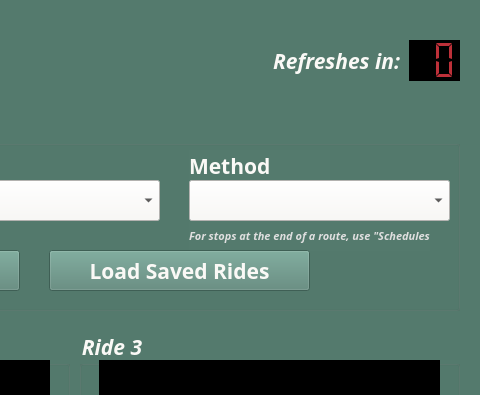
Old version of the form mbta_tracker.ui in the repository arbowl/mbta-stop-tracker; both pictures show x 721 to 1201 and y 0 to 395 of the 1201 by 529 pixel window.
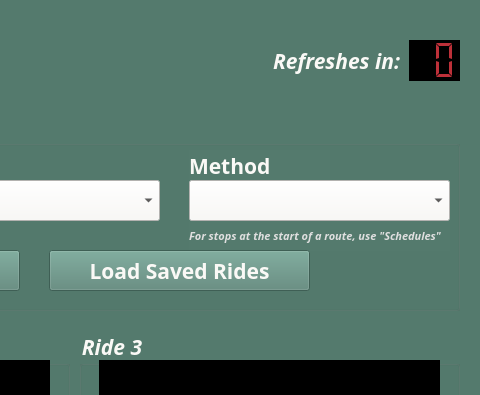
New version of the form.

The edit to the form file:
```diff
--- a/mbta_tracker.ui
+++ b/mbta_tracker.ui
@@ -640,7 +640,7 @@
      <rect>
       <x>890</x>
       <y>110</y>
-      <width>241</width>
+      <width>261</width>
       <height>31</height>
      </rect>
     </property>
@@ -657,7 +657,7 @@
      <string notr="true">color: #DFDFDF</string>
     </property>
     <property name="text">
-     <string>For stops at the end of a route, use &quot;Schedules&quot;</string>
+     <string>For stops at the start of a route, use &quot;Schedules&quot;</string>
     </property>
    </widget>
    <zorder>route_label</zorder>
```
